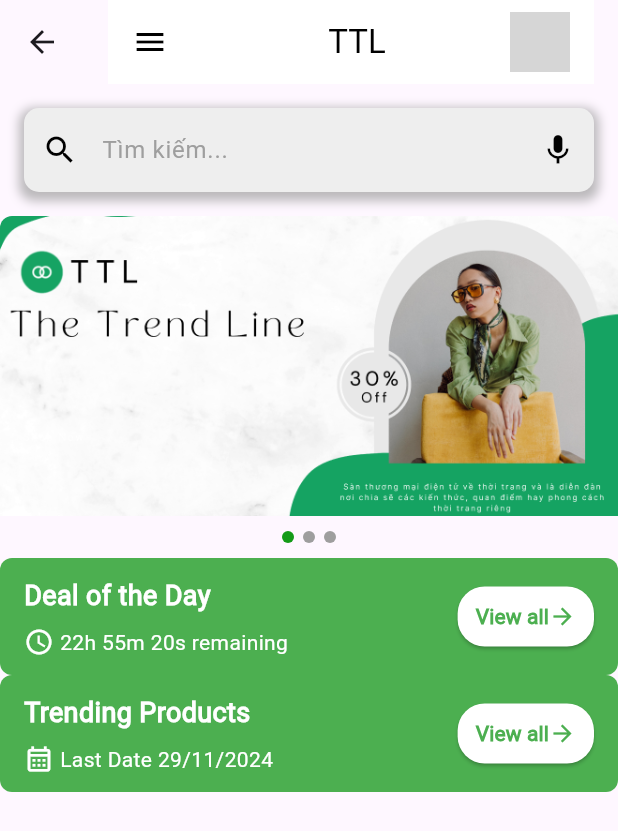
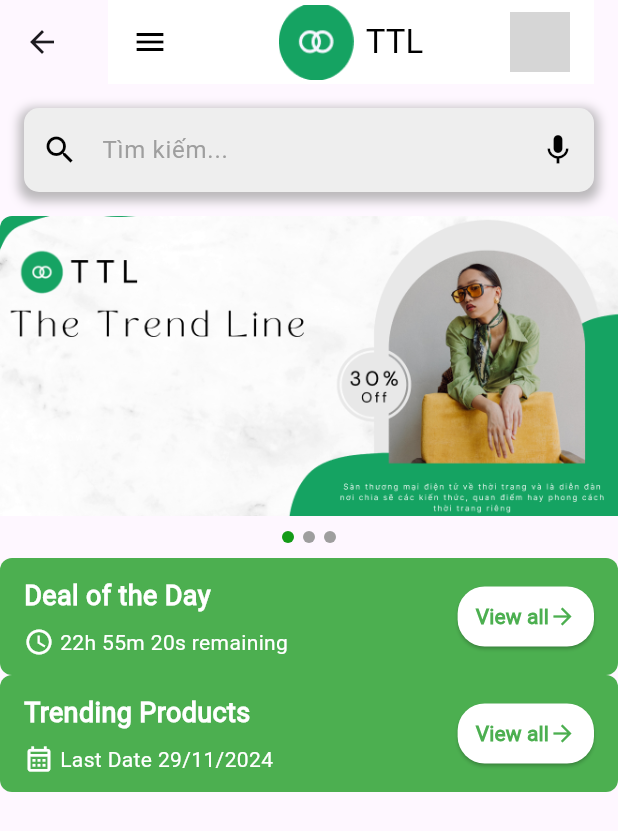
Before and after one commit to lyltn/ecommerceflutter, a Flutter app: the Home screen opened directly, on a phone screen of 412 x 824 dp. Shown: the top 831 px of the screen. Run offline on Flutter 3.47's test engine with Material 3 defaults, Android fonts, the phone set to English and light mode, and no system bars; our stand-ins replace cloud_firestore, curved_navigation_bar, firebase_auth, firebase_core, firebase_storage, flutter_secure_storage and 2 more; missing offline and left inert: dart:ffi; accounts and stored records are empty; network calls fail; grey boxes are pictures that could not be loaded.

```diff
--- a/lib/pages/customer/component/HomeAppBar.dart
+++ b/lib/pages/customer/component/HomeAppBar.dart
@@ -12,12 +12,12 @@ class HomeAppBar extends StatelessWidget {
       title: Row(
         mainAxisAlignment: MainAxisAlignment.center, // Căn giữa hàng
         children: [
-          // Image.asset(
-          //   'images/logo-cus.png', // Đường dẫn tới hình ảnh
-          //   width: 50,
-          //   height: 50,
-          //   fit: BoxFit.cover,
-          // ),
+          Image.asset(
+            'images/logo-cus.png', // Đường dẫn tới hình ảnh
+            width: 50,
+            height: 50,
+            fit: BoxFit.cover,
+          ),
           SizedBox(width: 8),
           Text(
             'TTL',
```
